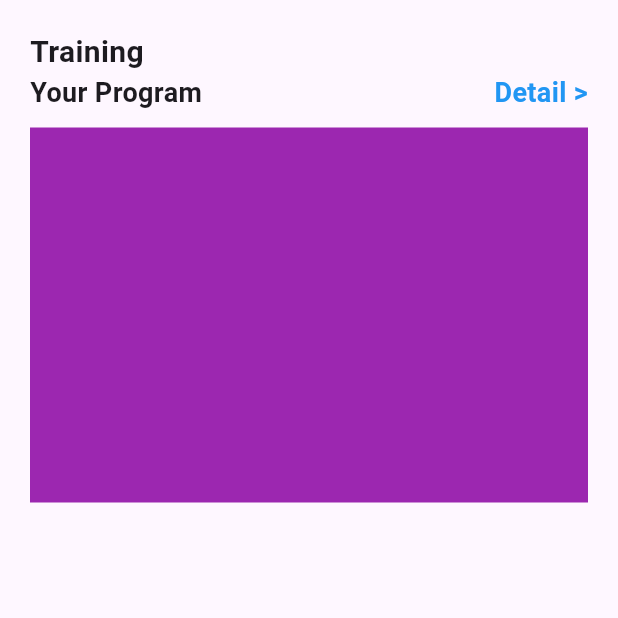
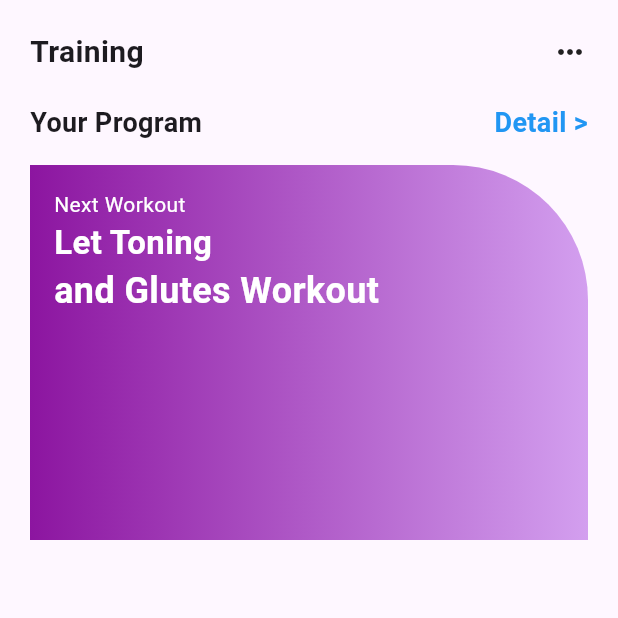
Before and after one commit to asyhnrz/DartFlutter, a Flutter app: the Quiz1 screen opened directly, on a phone screen of 412 x 824 dp, the top half of it. Run offline on Flutter 3.47's test engine with Material 3 defaults, Android fonts, the light colour scheme and no system bars.

Commit message:
update qui1.dart

```diff
--- a/lib/tugas/quiz1.dart
+++ b/lib/tugas/quiz1.dart
@@ -16,9 +16,10 @@ class Quiz1 extends StatelessWidget {
               fontSize: 20, fontWeight: FontWeight.bold,
               )
               ),
-              SizedBox(height: 15),
+              Icon(Icons.more_horiz)
             ],
           ),
+          const SizedBox(height: 20),
           Row(
             mainAxisAlignment: MainAxisAlignment.spaceBetween,
             children: [Text("Your Program",
@@ -35,15 +36,38 @@ class Quiz1 extends StatelessWidget {
             ),
             ],
           ),
-          SizedBox(height: 10),
+          const SizedBox(height: 15),
 
           Container(
             padding: const EdgeInsets.all(16),
+            width: double.infinity,
             height: 250,
             decoration: BoxDecoration(
               gradient: LinearGradient(
-                begin: Alignment.topLeft, end: Alignment.topRight, colors: [Colors.purple],
-                ),
+                begin: Alignment.centerLeft, end: Alignment.centerRight,
+                colors: [
+                  const Color.fromARGB(255, 140, 21, 160),
+                  const Color.fromARGB(255, 211, 159, 239),
+                  ],),
+              borderRadius: const BorderRadius.only(
+                topRight: Radius.circular(90),
+              )
+            ),
+            child: Column(
+              crossAxisAlignment: CrossAxisAlignment.start,
+              children: [
+                Text("Next Workout",
+                style: TextStyle(fontWeight: FontWeight.normal,
+                color: Colors.white),),
+                Text("Let Toning",
+                style: TextStyle(fontSize: 22 ,fontWeight:  FontWeight.bold,
+                color: Colors.white),),
+                Text("and Glutes Workout",
+                style: TextStyle(fontSize: 24,fontWeight: FontWeight.bold,
+                color: Colors.white),),
+
+                SizedBox(height: 25,),
+              ],
             ),
           )
         ],
```
